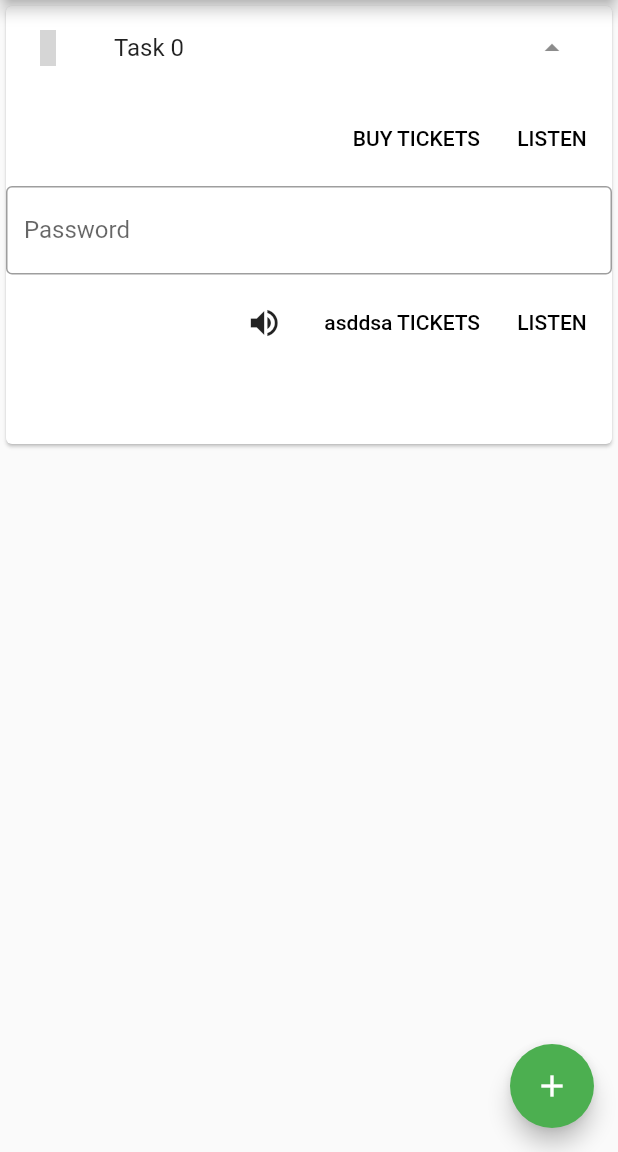
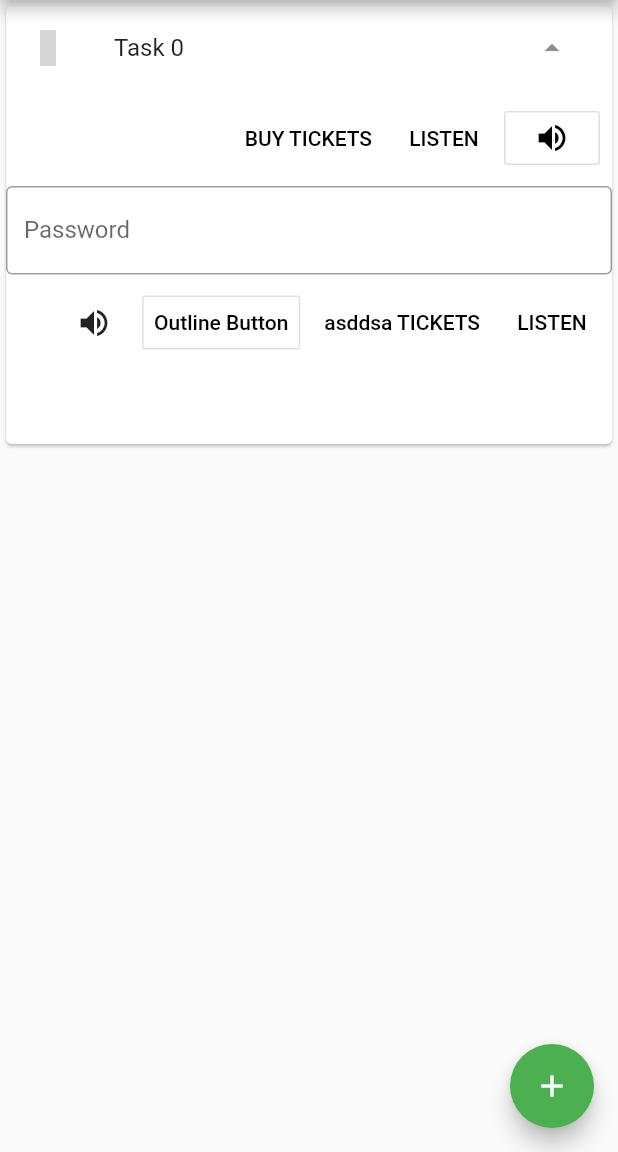
Before and after one commit to matthiaszarzecki/DailyTaskApp, a Flutter app: the screen it shows after launch, after a tap on the "add" icon, after a tap on the "arrow drop down" icon, on a phone screen of 412 x 824 dp, the part 84-1236 px from its top. Run offline on Flutter 3.47's test engine with Material 2 defaults, Android fonts, the phone set to English and light mode, and no system bars; our stand-ins replace material_design_icons_flutter, shared_preferences; missing offline and left inert: dart_random_choice; grey boxes are pictures that could not be loaded.

Commit message:
Add outlineButtons

```diff
--- a/lib/task_screen.dart
+++ b/lib/task_screen.dart
@@ -217,6 +217,10 @@ class _TaskScreenState extends State<TaskScreen> {
             child: const Text('LISTEN'),
             onPressed: () {},
           ),
+          OutlineButton(
+            onPressed: () {},
+            child: Icon(Icons.volume_up),
+          ),
         ],
       ),
       TextField(
@@ -235,6 +239,12 @@ class _TaskScreenState extends State<TaskScreen> {
               setState(() {});
             },
           ),
+          OutlineButton(
+            onPressed: () {},
+            child: Text(
+              "Outline Button",
+            ),
+          ),
           FlatButton(
             child: const Text('asddsa TICKETS'),
             onPressed: () {},
```
